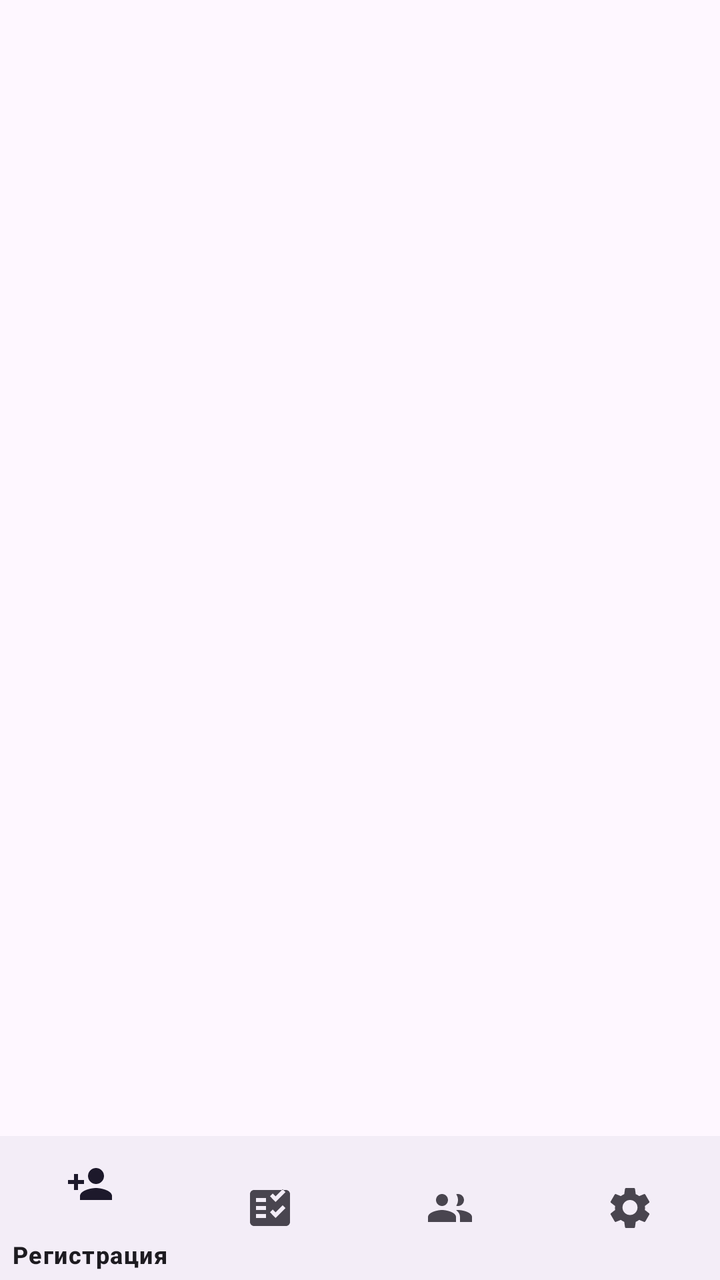
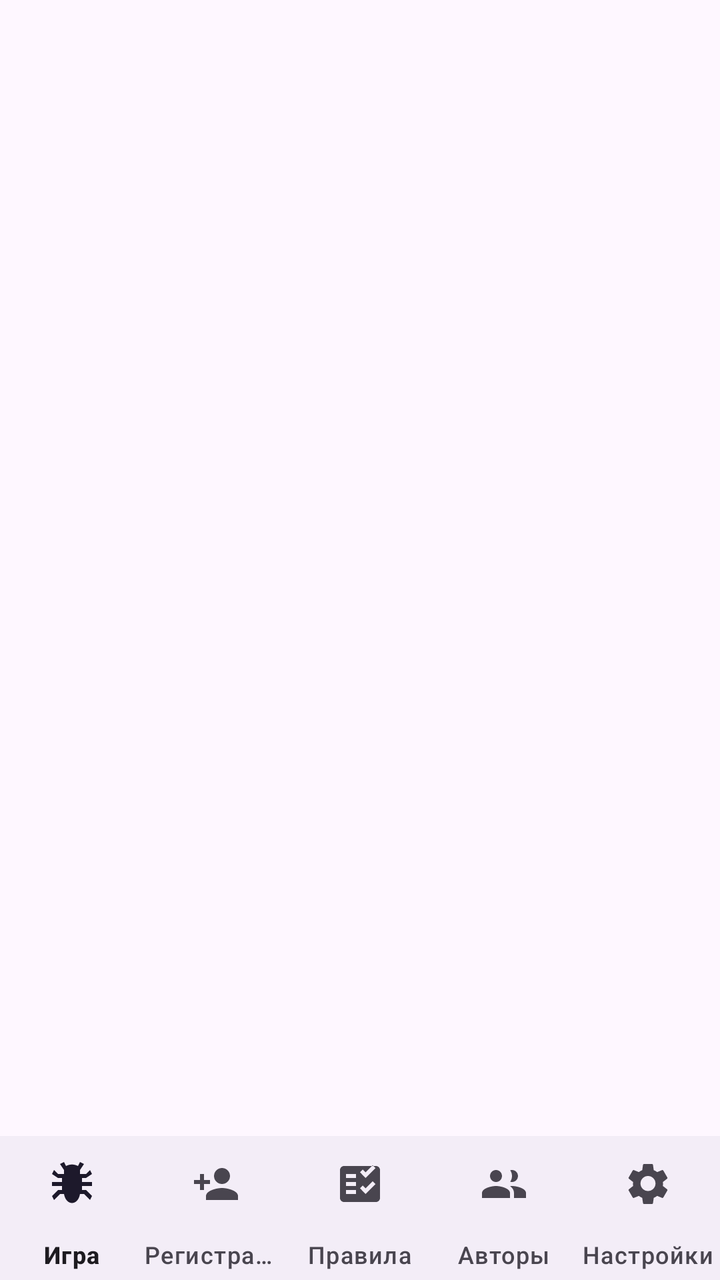

Before-and-after screenshots of an Android layout around one commit, followed by the original layout XML and the change that was made.
<!-- AndroidManifest.xml: application theme Theme.Bugs -->
<!-- res/layout/activity_main.xml -->
<?xml version="1.0" encoding="utf-8"?>
<androidx.constraintlayout.widget.ConstraintLayout xmlns:android="http://schemas.android.com/apk/res/android"
    xmlns:app="http://schemas.android.com/apk/res-auto"
    xmlns:tools="http://schemas.android.com/tools"
    android:id="@+id/main"
    android:layout_width="match_parent"
    android:layout_height="match_parent"
    tools:context=".MainActivity">

    <androidx.viewpager2.widget.ViewPager2
        android:id="@+id/main_view_pager"
        android:layout_width="0dp"
        android:layout_height="0dp"
        app:layout_constraintBottom_toTopOf="@id/main_bottom_navigation"
        app:layout_constraintEnd_toEndOf="parent"
        app:layout_constraintStart_toStartOf="parent"
        app:layout_constraintTop_toTopOf="parent" />

    <com.google.android.material.bottomnavigation.BottomNavigationView
        android:id="@+id/main_bottom_navigation"
        android:layout_width="0dp"
        android:layout_height="wrap_content"
        android:minHeight="72dp"
        app:itemPaddingBottom="8dp"
        app:layout_constraintBottom_toBottomOf="parent"
        app:layout_constraintEnd_toEndOf="parent"
        app:layout_constraintStart_toStartOf="parent"
        app:menu="@menu/main_bottom_navigation" />

</androidx.constraintlayout.widget.ConstraintLayout>
<!-- resources referenced by this layout -->
<resources>
  <style name="Theme.Bugs" parent="Base.Theme.Bugs" />
  <style name="Base.Theme.Bugs" parent="Theme.Material3.DayNight.NoActionBar">
          
          
      </style>
</resources>

<!-- the commit's change to res/layout/activity_main.xml (unified diff, before → after) -->
@@ -1,5 +1,6 @@
 <?xml version="1.0" encoding="utf-8"?>
-<androidx.constraintlayout.widget.ConstraintLayout xmlns:android="http://schemas.android.com/apk/res/android"
+<androidx.constraintlayout.widget.ConstraintLayout
+    xmlns:android="http://schemas.android.com/apk/res/android"
     xmlns:app="http://schemas.android.com/apk/res-auto"
     xmlns:tools="http://schemas.android.com/tools"
     android:id="@+id/main"
@@ -22,6 +23,7 @@
         android:layout_height="wrap_content"
         android:minHeight="72dp"
         app:itemPaddingBottom="8dp"
+        app:labelVisibilityMode="labeled"
         app:layout_constraintBottom_toBottomOf="parent"
         app:layout_constraintEnd_toEndOf="parent"
         app:layout_constraintStart_toStartOf="parent"
